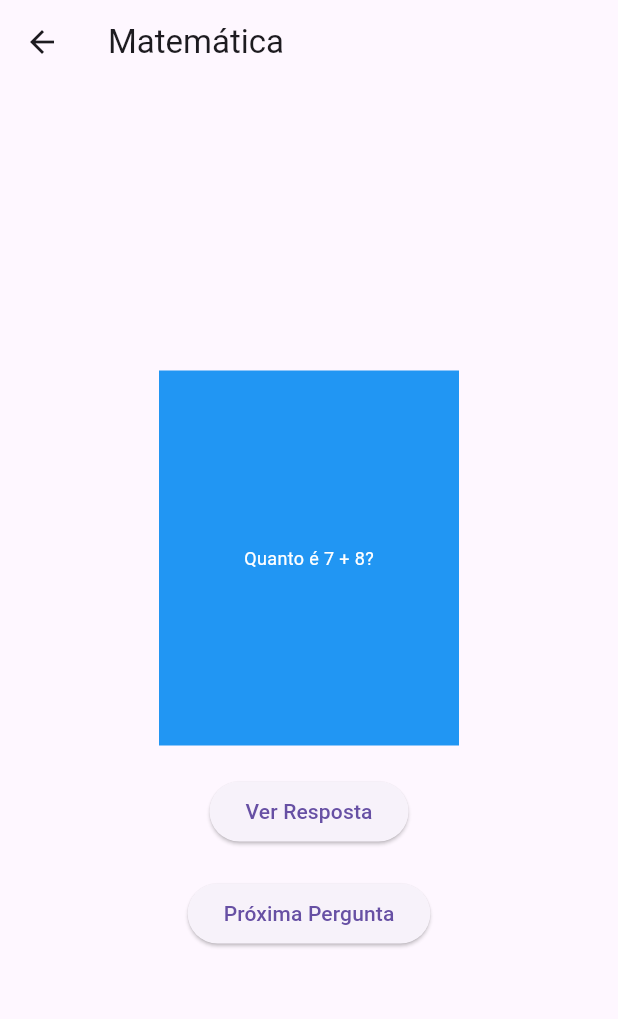
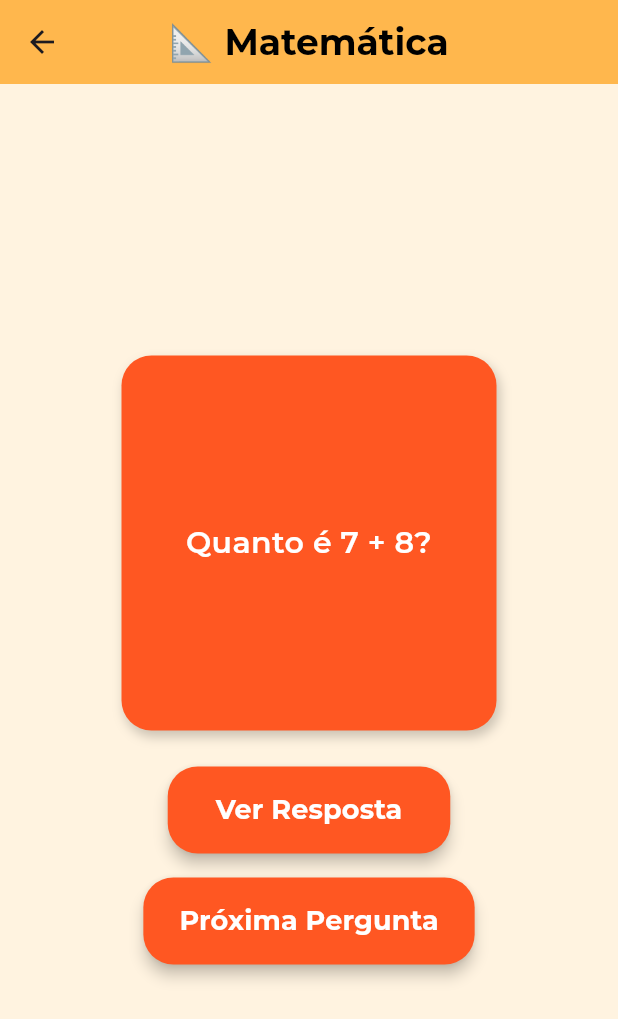
Before and after one commit to bielyra/DesenvolvimentoMobile, a Flutter app: the screen it shows after launch, after a tap on "Começar", on a phone screen of 412 x 824 dp. Shown: the top 1019 px of the screen. Run offline on Flutter 3.47's test engine with Material 3 defaults, Android fonts, the phone set to English and light mode, and no system bars; our stand-ins replace google_fonts; missing offline and left inert: animated_switcher_plus; network calls fail.

Commit message:
Pagina 2 Estilizada

```diff
--- a/lib/main.dart
+++ b/lib/main.dart
@@ -85,7 +85,7 @@ class _HomePageState extends State<HomePage> {
         backgroundColor: const Color(0xFFFFB74D),
         title: Text(
           "📘 Aprende Aí!",
-          style: GoogleFonts.roboto(
+          style: GoogleFonts.fredoka(
             fontWeight: FontWeight.bold,
             fontSize: 24,
           ),
--- a/lib/pag2.dart
+++ b/lib/pag2.dart
@@ -1,28 +1,27 @@
 import 'dart:math';
 import 'package:animated_switcher_plus/animated_switcher_plus.dart';
 import 'package:flutter/material.dart';
+import 'package:google_fonts/google_fonts.dart';
 import 'package:myapp/dados.dart';
-import 'dados.dart';
-
 
 class Matematica extends StatefulWidget {
   const Matematica({super.key});
 
   @override
-  _MatematicaState createState() =>
-      _MatematicaState();
+  _MatematicaState createState() => _MatematicaState();
 }
 
 class _MatematicaState extends State<Matematica> {
-  bool _showFirst = true; // Track which widget to display
+  bool _showFirst = true;
   var randommath = Random().nextInt(10);
-  void randomizermath(){
+
+  void randomizermath() {
     setState(() {
       var randommath2 = Random().nextInt(10);
-      if(randommath2 != randommath){
+      if (randommath2 != randommath) {
         randommath = randommath2;
-      }
-      else{
+        _showFirst = true; // Volta sempre para a pergunta
+      } else {
         randomizermath();
       }
     });
@@ -30,62 +29,132 @@ class _MatematicaState extends State<Matematica> {
 
   void _toggleWidgets() {
     setState(() {
-      _showFirst = !_showFirst; // Toggle between two widgets
+      _showFirst = !_showFirst;
     });
   }
-@override
+
+  @override
   Widget build(BuildContext context) {
     return Scaffold(
+      backgroundColor: const Color(0xFFFFF3E0), // Fundo pastel
       appBar: AppBar(
-        title: Text('Matemática'),
+        backgroundColor: const Color(0xFFFFB74D), // Cor da AppBar
+        title: Text(
+          '📐 Matemática',
+          style: GoogleFonts.montserrat(
+            fontWeight: FontWeight.bold,
+            fontSize: 24,
+            color: const Color.fromARGB(255, 0, 0, 0),
+          ),
+        ),
+        centerTitle: true,
       ),
       body: Center(
         child: Column(
           mainAxisAlignment: MainAxisAlignment.center,
           children: <Widget>[
             AnimatedSwitcherPlus.flipY(
-              duration: Duration(seconds: 1), // Animation duration
+              duration: const Duration(seconds: 1),
               child: _showFirst
                   ? Container(
-                      key: ValueKey<int>(1), // Unique key for the first widget
-                      width: 200,
+                      key: const ValueKey<int>(1),
+                      width: 250,
                       height: 250,
-                      color: Colors.blue,
+                      decoration: BoxDecoration(
+                        color: Colors.deepOrange,
+                        borderRadius: BorderRadius.circular(20),
+                        boxShadow: [
+                          BoxShadow(
+                            color: Colors.black.withOpacity(0.2),
+                            blurRadius: 6,
+                            offset: const Offset(2, 4),
+                          ),
+                        ],
+                      ),
                       child: Center(
-                        child: Text(
-                          perguntasMath[randommath],
-                          style: TextStyle(
-                            fontSize: 12,
-                            color: Colors.white,
+                        child: Padding(
+                          padding: const EdgeInsets.all(16.0),
+                          child: Text(
+                            perguntasMath[randommath],
+                            textAlign: TextAlign.center,
+                            style: GoogleFonts.montserrat(
+                              fontSize: 20,
+                              fontWeight: FontWeight.w600,
+                              color: Colors.white,
+                            ),
                           ),
                         ),
                       ),
                     )
                   : Container(
-                      key: ValueKey<int>(2), // Unique key for the second widget
-                      width: 200,
+                      key: const ValueKey<int>(2),
+                      width: 250,
                       height: 250,
-                      color: Colors.green,
+                      decoration: BoxDecoration(
+                        color: Colors.greenAccent,
+                        borderRadius: BorderRadius.circular(20),
+                        boxShadow: [
+                          BoxShadow(
+                            color: Colors.black.withOpacity(0.2),
+                            blurRadius: 6,
+                            offset: const Offset(2, 4),
+                          ),
+                        ],
+                      ),
                       child: Center(
                         child: Text(
                           respostasMath[randommath],
-                          style: TextStyle(
-                            fontSize: 12,
+                          textAlign: TextAlign.center,
+                          style: GoogleFonts.montserrat(
+                            fontSize: 36,
+                            fontWeight: FontWeight.bold,
                             color: Colors.white,
                           ),
                         ),
                       ),
                     ),
             ),
-            SizedBox(height: 20),
+            const SizedBox(height: 24),
             ElevatedButton(
               onPressed: _toggleWidgets,
-              child: Text('Ver Resposta'),
+              style: ElevatedButton.styleFrom(
+                backgroundColor: Colors.deepOrange,
+                foregroundColor: Colors.white,
+                padding:
+                    const EdgeInsets.symmetric(horizontal: 32, vertical: 16),
+                shape: RoundedRectangleBorder(
+                  borderRadius: BorderRadius.circular(20),
+                ),
+                elevation: 4,
+              ),
+              child: Text(
+                'Ver Resposta',
+                style: GoogleFonts.montserrat(
+                  fontSize: 18,
+                  fontWeight: FontWeight.bold,
+                ),
+              ),
             ),
-            SizedBox(height: 20),
+            const SizedBox(height: 16),
             ElevatedButton(
               onPressed: randomizermath,
-              child: Text('Próxima Pergunta'),
+              style: ElevatedButton.styleFrom(
+                backgroundColor: Colors.deepOrange,
+                foregroundColor: Colors.white,
+                padding:
+                    const EdgeInsets.symmetric(horizontal: 24, vertical: 16),
+                shape: RoundedRectangleBorder(
+                  borderRadius: BorderRadius.circular(20),
+                ),
+                elevation: 4,
+              ),
+              child: Text(
+                'Próxima Pergunta',
+                style: GoogleFonts.montserrat(
+                  fontSize: 18,
+                  fontWeight: FontWeight.bold,
+                ),
+              ),
             ),
           ],
         ),
```
